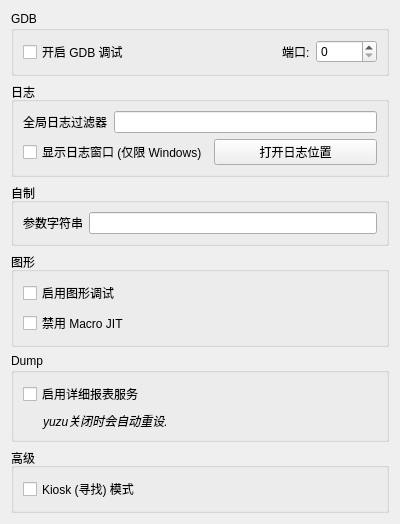
The window that src/yuzu/configuration/configure_debug.ui (formylover/yuzu-early-access) describes before a commit, drawn with Qt 5.
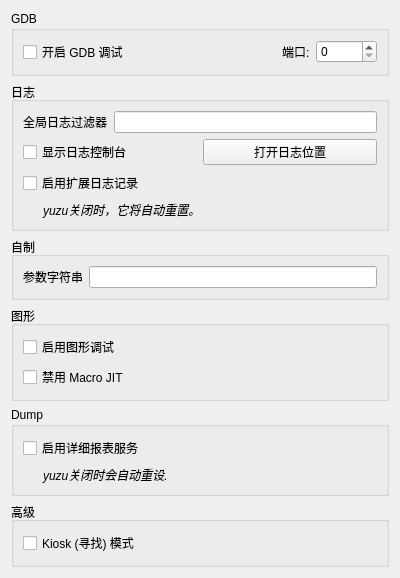
The same window after the commit.

Commit message: yuzu-early-access 1138 汉化版更新

Patch:
```diff
--- a/src/yuzu/configuration/configure_debug.ui
+++ b/src/yuzu/configuration/configure_debug.ui
@@ -90,7 +90,7 @@
         <item>
          <widget class="QCheckBox" name="toggle_console">
           <property name="text">
-           <string>显示日志窗口 (仅限 Windows)</string>
+           <string>显示日志控制台</string>
           </property>
          </widget>
         </item>
@@ -103,6 +103,34 @@
         </item>
        </layout>
       </item>
+      <item>
+       <widget class="QCheckBox" name="extended_logging">
+        <property name="enabled">
+         <bool>true</bool>
+        </property>
+        <property name="toolTip">
+         <string>选中后，日志的最大大小将从100 MB增加到1 GB</string>
+        </property>
+        <property name="text">
+         <string>启用扩展日志记录</string>
+        </property>
+       </widget>
+      </item>
+      <item>
+       <widget class="QLabel" name="label_3">
+        <property name="font">
+         <font>
+          <italic>true</italic>
+         </font>
+        </property>
+        <property name="text">
+         <string>yuzu关闭时，它将自动重置。</string>
+        </property>
+        <property name="indent">
+         <number>20</number>
+        </property>
+       </widget>
+      </item>
      </layout>
     </widget>
    </item>
@@ -115,7 +143,7 @@
       <item>
        <layout class="QHBoxLayout" name="horizontalLayout_4">
         <item>
-         <widget class="QLabel" name="label_3">
+         <widget class="QLabel" name="label_4">
           <property name="text">
            <string>参数字符串</string>
           </property>
@@ -169,7 +197,7 @@
      <property name="title">
       <string>Dump</string>
      </property>
-     <layout class="QVBoxLayout" name="verticalLayout_6">
+     <layout class="QVBoxLayout" name="verticalLayout_7">
       <item>
        <widget class="QCheckBox" name="reporting_services">
         <property name="text">
@@ -178,7 +206,7 @@
        </widget>
       </item>
       <item>
-       <widget class="QLabel" name="label">
+       <widget class="QLabel" name="label_5">
         <property name="font">
          <font>
           <italic>true</italic>
@@ -200,7 +228,7 @@
      <property name="title">
       <string>高级</string>
      </property>
-     <layout class="QVBoxLayout" name="verticalLayout_7">
+     <layout class="QVBoxLayout" name="verticalLayout_8">
       <item>
        <widget class="QCheckBox" name="quest_flag">
         <property name="text">
```
Left out of the diff: 8 changed lines with no effect on the pictures. The commit also changes 70 other files.
